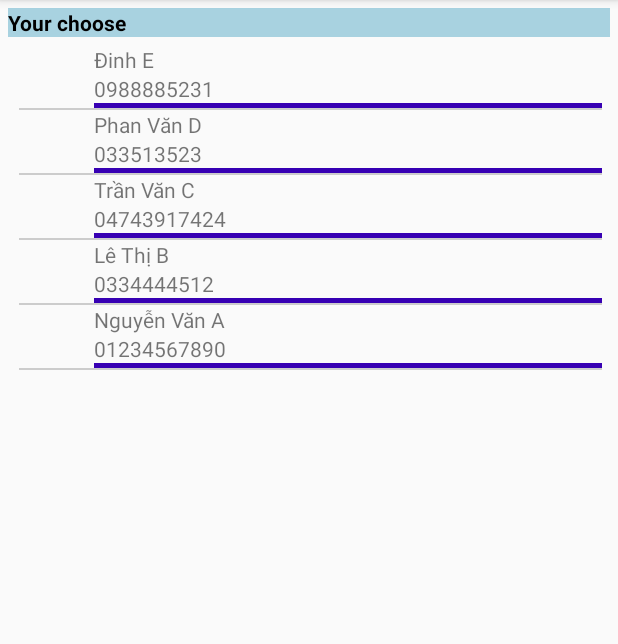
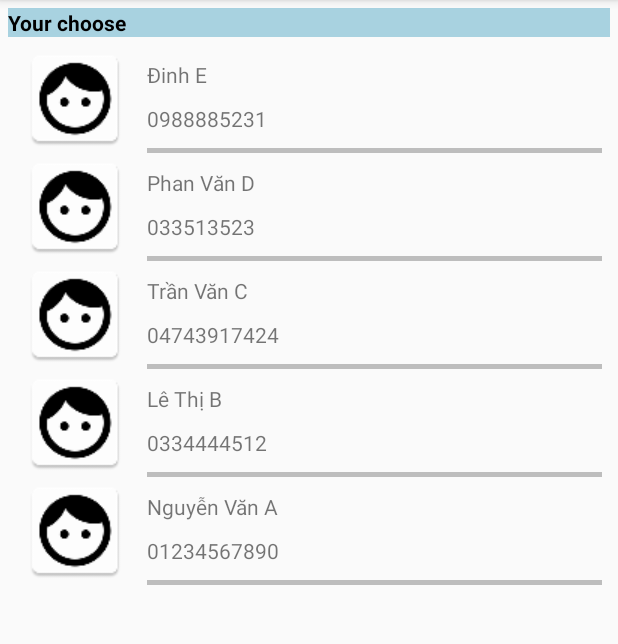
Before and after one commit to VuDn5/LTDD, an Android app: the screen it shows after launch (MainActivity), on a phone screen of 412 x 824 dp, the part 84-728 px from its top. Run offline under Robolectric (Android 15) with nearby library versions, the phone set to English and light mode, and no system bars.

Commit message:
fix load images

```diff
--- a/HW04/app/src/main/res/layout/activity_main.xml
+++ b/HW04/app/src/main/res/layout/activity_main.xml
@@ -28,8 +28,8 @@
             android:layout_margin="5dp"
             android:background="@android:color/transparent"
             android:cacheColorHint="@android:color/transparent"
-            android:divider="#CCCCCC"
-            android:dividerHeight="1dp"
+            android:divider="@null"
+            android:dividerHeight="0dp"
             android:paddingLeft="2dp"></ListView>
     </LinearLayout>
 
--- a/HW04/app/src/main/res/layout/item.xml
+++ b/HW04/app/src/main/res/layout/item.xml
@@ -8,10 +8,10 @@
 
     <ImageView
         android:id="@+id/img"
-        android:layout_width="100dp"
+        android:layout_width="150dp"
         android:layout_height="match_parent"
         android:layout_weight="1"
-        tools:srcCompat="@mipmap/honkai"
+        android:src="@mipmap/ic_face"
         />
 
     <LinearLayout
@@ -24,10 +24,17 @@
             android:id="@+id/tvName"
             android:layout_width="match_parent"
             android:layout_height="wrap_content"
+            android:layout_marginTop="10dp"
+            android:layout_marginLeft="10dp"
+            android:layout_marginRight="10dp"
             android:text="TextView" />
 
         <TextView
             android:id="@+id/tvPhone"
+            android:layout_marginTop="10dp"
+            android:layout_marginBottom="10dp"
+            android:layout_marginLeft="10dp"
+            android:layout_marginRight="10dp"
             android:layout_width="match_parent"
             android:layout_height="wrap_content"
             android:text="TextView" />
@@ -35,6 +42,7 @@
         <TextView
             android:id="@+id/textView3"
             android:layout_width="match_parent"
+            android:layout_marginLeft="10dp"
             android:layout_height="3dp"
             android:text="TextView"
             android:background="@color/colorPrimaryDark"/>
--- a/HW04/app/src/main/res/values/colors.xml
+++ b/HW04/app/src/main/res/values/colors.xml
@@ -1,6 +1,6 @@
 <?xml version="1.0" encoding="utf-8"?>
 <resources>
     <color name="colorPrimary">#6200EE</color>
-    <color name="colorPrimaryDark">#3700B3</color>
+    <color name="colorPrimaryDark">#BDBDBD</color>
     <color name="colorAccent">#03DAC5</color>
 </resources>
```
